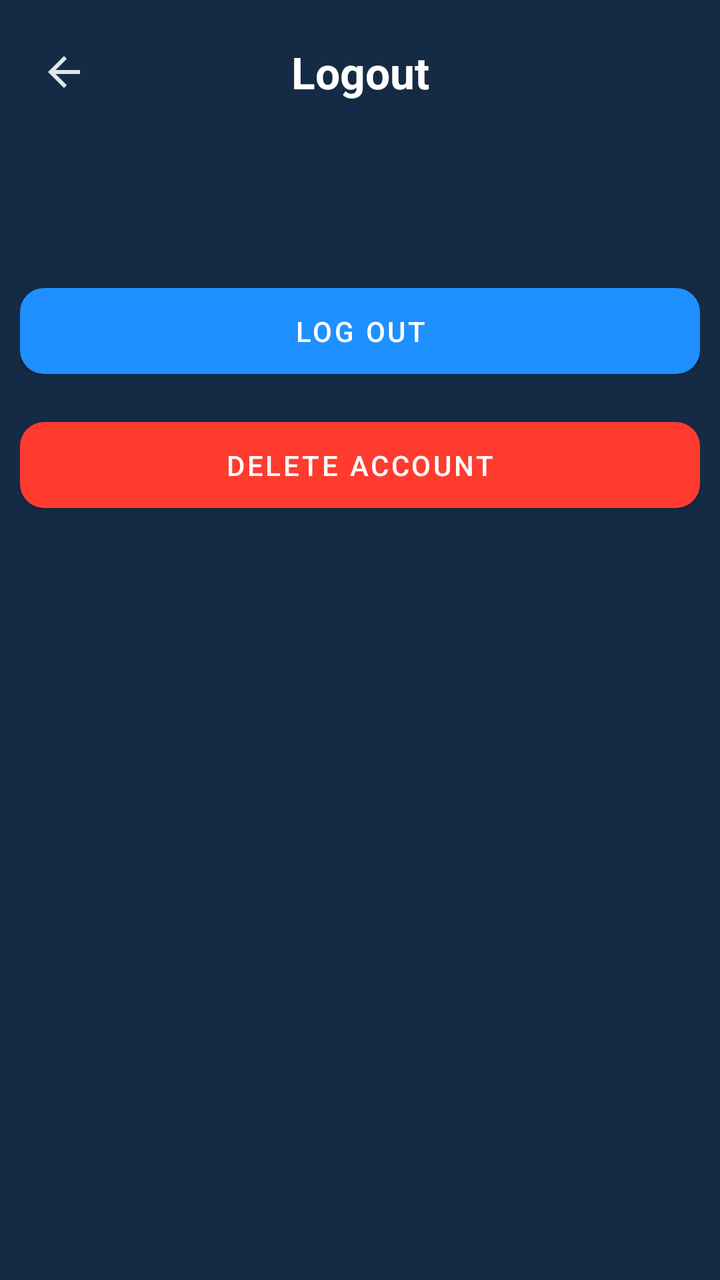
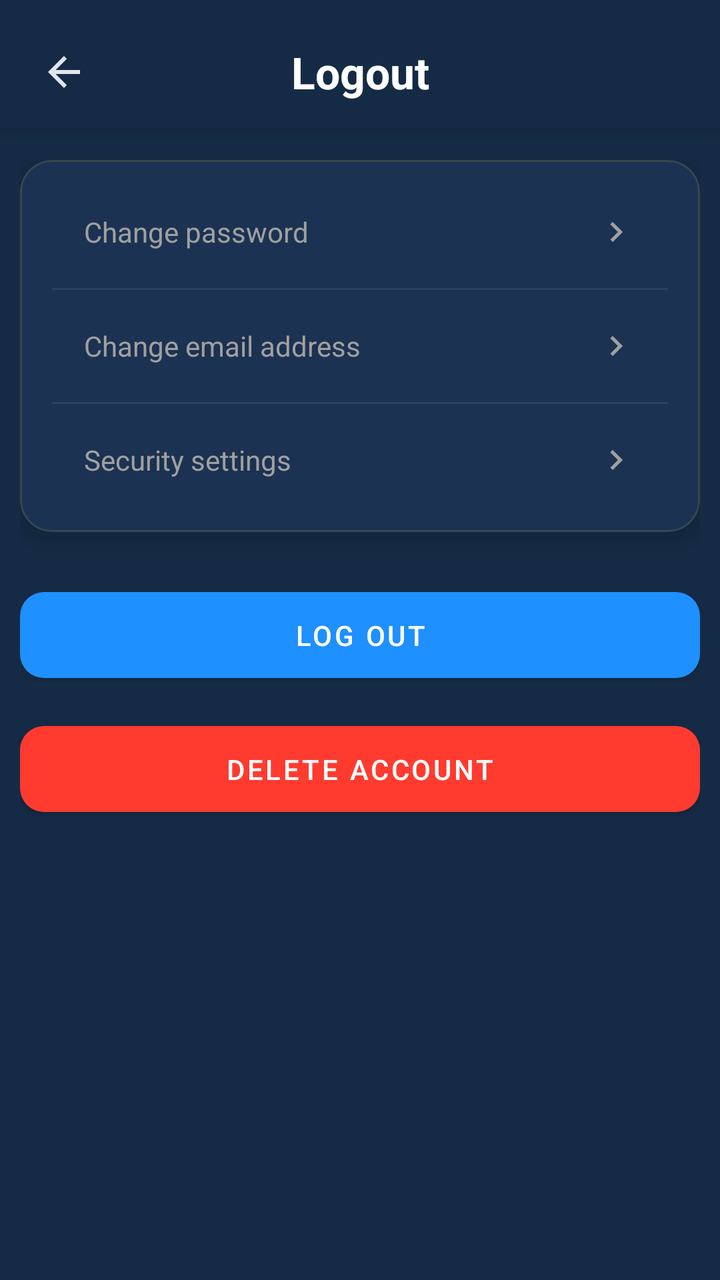

Before-and-after screenshots of an Android layout around one commit, followed by the original layout XML and the change that was made.
<!-- AndroidManifest.xml: application theme AppTheme -->
<!-- res/layout/fragment_logout.xml -->
<?xml version="1.0" encoding="utf-8"?>
<androidx.constraintlayout.widget.ConstraintLayout 
    xmlns:android="http://schemas.android.com/apk/res/android"
    xmlns:app="http://schemas.android.com/apk/res-auto"
    xmlns:tools="http://schemas.android.com/tools"
    android:layout_width="match_parent"
    android:layout_height="match_parent"
    android:background="@color/background_color"
    tools:context=".ui.tabs.settings.logout.LogoutFragment">

    
    <androidx.constraintlayout.widget.ConstraintLayout
        android:id="@+id/headerContainer"
        android:layout_width="match_parent"
        android:layout_height="wrap_content"
        android:paddingHorizontal="16dp"
        android:paddingTop="20dp"
        android:paddingBottom="12dp"
        android:background="@color/background_color"
        android:elevation="8dp"
        app:layout_constraintTop_toTopOf="parent">

        
        <ImageView
            android:id="@+id/btnBack"
            android:layout_width="32dp"
            android:layout_height="32dp"
            android:src="@drawable/ic_back"
            android:scaleType="center"
            app:tint="?attr/colorOnSurface"
            android:clickable="true"
            android:focusable="true"
            android:contentDescription="@string/logout_back_button_desc"
            app:layout_constraintStart_toStartOf="parent"
            app:layout_constraintTop_toTopOf="parent"
            app:layout_constraintBottom_toBottomOf="parent" />

        
        <TextView
            android:id="@+id/tvTitle"
            style="@style/TextAppearance.Aqua.EditProfileTitle"
            android:layout_width="wrap_content"
            android:layout_height="wrap_content"
            android:text="@string/logout_title"
            android:importantForAccessibility="yes"
            app:layout_constraintTop_toTopOf="parent"
            app:layout_constraintBottom_toBottomOf="parent"
            app:layout_constraintStart_toStartOf="parent"
            app:layout_constraintEnd_toEndOf="parent" />
    </androidx.constraintlayout.widget.ConstraintLayout>

    
<ScrollView
    android:id="@+id/scrollContent"
    android:layout_width="0dp"
    android:layout_height="0dp"
    android:fillViewport="true"
    app:layout_constraintTop_toBottomOf="@id/headerContainer"
    app:layout_constraintBottom_toBottomOf="parent"
    app:layout_constraintStart_toStartOf="parent"
    app:layout_constraintEnd_toEndOf="parent">

    <LinearLayout
        android:id="@+id/contentRoot"
        android:layout_width="match_parent"
        android:layout_height="wrap_content"
        android:orientation="vertical"
        android:paddingTop="16dp"
        android:paddingBottom="16dp"
        android:paddingStart="10dp"
        android:paddingEnd="10dp">

        
        <com.google.android.material.card.MaterialCardView
            android:id="@+id/cardAccountActions"
            android:layout_width="match_parent"
            android:layout_height="wrap_content"
            style="@style/Widget.Aqua.CardStyles">

            
            ...
        </com.google.android.material.card.MaterialCardView>

        
        <View
            android:layout_width="match_parent"
            android:layout_height="24dp" />

        
        <com.google.android.material.button.MaterialButton
            android:id="@+id/btnLogout"
            style="@style/Widget.MaterialComponents.Button"
            android:layout_width="match_parent"
            android:layout_height="wrap_content"
            android:paddingVertical="12dp"
            android:text="@string/account_settings_logout"
            android:contentDescription="@string/account_settings_logout_desc"
            android:textColor="#FFFFFF"
            app:backgroundTint="#1E90FF"
            app:cornerRadius="12dp" />

        
        <com.google.android.material.button.MaterialButton
            android:id="@+id/btnDeleteAccount"
            style="@style/Widget.MaterialComponents.Button"
            android:layout_width="match_parent"
            android:layout_height="wrap_content"
            android:layout_marginTop="12dp"
            android:paddingVertical="12dp"
            android:text="@string/account_settings_delete_account"
            android:contentDescription="@string/account_settings_delete_account_desc"
            android:textColor="#FFFFFF"
            app:backgroundTint="#FF3B30"
            app:cornerRadius="12dp" />

    </LinearLayout>
</ScrollView>

</androidx.constraintlayout.widget.ConstraintLayout>
<!-- resources referenced by this layout -->
<resources>
  <color name="background_color">#152B45</color>
  <!-- drawable ic_back (drawable) -->
  <?xml version="1.0" encoding="utf-8"?>
  <vector xmlns:android="http://schemas.android.com/apk/res/android"
      android:width="24dp"
      android:height="24dp"
      android:viewportWidth="24"
      android:viewportHeight="24">
  
      <path
          android:fillColor="@android:color/white"
          android:pathData="M20,11H7.83L13.42,5.41L12,4l-8,8 8,8 1.41,-1.41L7.83,13H20v-2z" />
  </vector>
  <string name="account_settings_delete_account">Delete account</string>
  <string name="account_settings_delete_account_desc">
          Permanently delete your account and all related data
      </string>
  <string name="account_settings_logout">Log out</string>
  <string name="account_settings_logout_desc">
          Sign out of your AquaLight account
      </string>
  <string name="logout_back_button_desc">Go back from logout screen</string>
  <string name="logout_title">Logout</string>
  <style name="TextAppearance.Aqua.EditProfileTitle" parent="TextAppearance.Material3.TitleLarge">
      <item name="android:textColor">@android:color/white</item>
      <item name="android:textStyle">bold</item>
  </style>
  <style name="Widget.Aqua.CardStyles" parent="Widget.MaterialComponents.CardView">
          <item name="cardBackgroundColor">@color/settings_card_background</item>
          <item name="cardCornerRadius">16dp</item>
          <item name="cardElevation">8dp</item>
          <item name="cardUseCompatPadding">true</item>
      </style>
  <color name="settings_card_background">#1C3252</color>
  <color name="md_theme_light_primary">#2196F3</color>
  <color name="md_theme_light_onPrimary">#FFFFFF</color>
  <color name="md_theme_light_secondary">#4A6363</color>
  <color name="md_theme_light_onSecondary">#FFFFFF</color>
  <color name="md_theme_light_background">#152B45</color>
  <color name="md_theme_light_surface">#152B45</color>
  <color name="md_theme_light_onSurface">#E0E6ED</color>
  <color name="md_theme_light_surfaceVariant">#233042</color>
  <color name="md_theme_light_onSurfaceVariant">#5C6B75</color>
  <color name="md_theme_light_outline">#455A64</color>
  <color name="md_theme_light_outlineVariant">#37474F</color>
  <color name="md_theme_light_error">#D32F2F</color>
  <color name="md_theme_light_onError">#FFFFFF</color>
  <!-- unchanged entries left out for length: 1 -->
</resources>

<!-- the commit's change to res/layout/fragment_logout.xml (unified diff, before → after) -->
@@ -11,14 +11,16 @@
     
     <androidx.constraintlayout.widget.ConstraintLayout
         android:id="@+id/headerContainer"
-        android:layout_width="match_parent"
+        android:layout_width="0dp"
         android:layout_height="wrap_content"
         android:paddingHorizontal="16dp"
         android:paddingTop="20dp"
         android:paddingBottom="12dp"
         android:background="@color/background_color"
         android:elevation="8dp"
-        app:layout_constraintTop_toTopOf="parent">
+        app:layout_constraintTop_toTopOf="parent"
+        app:layout_constraintStart_toStartOf="parent"
+        app:layout_constraintEnd_toEndOf="parent">
 
         
         <ImageView
@@ -50,70 +52,175 @@
     </androidx.constraintlayout.widget.ConstraintLayout>
 
     
-<ScrollView
-    android:id="@+id/scrollContent"
-    android:layout_width="0dp"
-    android:layout_height="0dp"
-    android:fillViewport="true"
-    app:layout_constraintTop_toBottomOf="@id/headerContainer"
-    app:layout_constraintBottom_toBottomOf="parent"
-    app:layout_constraintStart_toStartOf="parent"
-    app:layout_constraintEnd_toEndOf="parent">
-
-    <LinearLayout
-        android:id="@+id/contentRoot"
-        android:layout_width="match_parent"
-        android:layout_height="wrap_content"
-        android:orientation="vertical"
-        android:paddingTop="16dp"
-        android:paddingBottom="16dp"
-        android:paddingStart="10dp"
-        android:paddingEnd="10dp">
-
-        
-        <com.google.android.material.card.MaterialCardView
-            android:id="@+id/cardAccountActions"
+    <ScrollView
+        android:id="@+id/scrollContent"
+        android:layout_width="0dp"
+        android:layout_height="0dp"
+        android:fillViewport="true"
+        android:clipToPadding="false"
+        app:layout_constraintTop_toBottomOf="@id/headerContainer"
+        app:layout_constraintBottom_toBottomOf="parent"
+        app:layout_constraintStart_toStartOf="parent"
+        app:layout_constraintEnd_toEndOf="parent">
+
+        <LinearLayout
+            android:id="@+id/contentRoot"
             android:layout_width="match_parent"
             android:layout_height="wrap_content"
-            style="@style/Widget.Aqua.CardStyles">
-
-            
-            ...
-        </com.google.android.material.card.MaterialCardView>
-
-        
-        <View
-            android:layout_width="match_parent"
-            android:layout_height="24dp" />
-
-        
-        <com.google.android.material.button.MaterialButton
-            android:id="@+id/btnLogout"
-            style="@style/Widget.MaterialComponents.Button"
-            android:layout_width="match_parent"
-            android:layout_height="wrap_content"
-            android:paddingVertical="12dp"
-            android:text="@string/account_settings_logout"
-            android:contentDescription="@string/account_settings_logout_desc"
-            android:textColor="#FFFFFF"
-            app:backgroundTint="#1E90FF"
-            app:cornerRadius="12dp" />
-
-        
-        <com.google.android.material.button.MaterialButton
-            android:id="@+id/btnDeleteAccount"
-            style="@style/Widget.MaterialComponents.Button"
-            android:layout_width="match_parent"
-            android:layout_height="wrap_content"
-            android:layout_marginTop="12dp"
-            android:paddingVertical="12dp"
-            android:text="@string/account_settings_delete_account"
-            android:contentDescription="@string/account_settings_delete_account_desc"
-            android:textColor="#FFFFFF"
-            app:backgroundTint="#FF3B30"
-            app:cornerRadius="12dp" />
-
-    </LinearLayout>
-</ScrollView>
+            android:orientation="vertical"
+            android:paddingTop="16dp"
+            android:paddingBottom="16dp"
+            android:paddingStart="10dp"
+            android:paddingEnd="10dp">
+
+            
+            <com.google.android.material.card.MaterialCardView
+                android:id="@+id/cardAccountActions"
+                android:layout_width="match_parent"
+                android:layout_height="wrap_content"
+                style="@style/Widget.Aqua.CardStyles">
+
+                <LinearLayout
+                    android:layout_width="match_parent"
+                    android:layout_height="wrap_content"
+                    android:orientation="vertical"
+                    android:paddingHorizontal="16dp"
+                    android:paddingVertical="8dp">
+
+                    
+                    <LinearLayout
+                        android:id="@+id/rowChangePassword"
+                        android:layout_width="match_parent"
+                        android:layout_height="56dp"
+                        android:paddingHorizontal="16dp"
+                        android:gravity="center_vertical"
+                        android:clickable="true"
+                        android:focusable="true"
+                        android:foreground="?attr/selectableItemBackground"
+                        android:background="@android:color/transparent"
+                        android:contentDescription="@string/account_settings_change_password_desc">
+
+                        <TextView
+                            android:layout_width="0dp"
+                            android:layout_height="wrap_content"
+                            android:layout_weight="1"
+                            android:text="@string/account_settings_change_password"
+                            android:textColor="@color/settings_text_secondary"
+                            android:textSize="14sp"/>
+
+                        <ImageView
+                            android:layout_width="20dp"
+                            android:layout_height="20dp"
+                            android:src="@drawable/ic_arrow_right"
+                            app:tint="@color/settings_text_secondary"
+                            android:contentDescription="@string/settings_arrow_desc"/>
+                    </LinearLayout>
+
+                    <View
+                        android:layout_width="match_parent"
+                        android:layout_height="1dp"
+                        android:background="@color/settings_divider"/>
+
+                    
+                    <LinearLayout
+                        android:id="@+id/rowChangeEmail"
+                        android:layout_width="match_parent"
+                        android:layout_height="56dp"
+                        android:paddingHorizontal="16dp"
+                        android:gravity="center_vertical"
+                        android:clickable="true"
+                        android:focusable="true"
+                        android:foreground="?attr/selectableItemBackground"
+                        android:background="@android:color/transparent"
+                        android:contentDescription="@string/account_settings_change_email_desc">
+
+                        <TextView
+                            android:layout_width="0dp"
+                            android:layout_height="wrap_content"
+                            android:layout_weight="1"
+                            android:text="@string/account_settings_change_email"
+                            android:textColor="@color/settings_text_secondary"
+                            android:textSize="14sp"/>
+
+                        <ImageView
+                            android:layout_width="20dp"
+                            android:layout_height="20dp"
+                            android:src="@drawable/ic_arrow_right"
+                            app:tint="@color/settings_text_secondary"
+                            android:contentDescription="@string/settings_arrow_desc"/>
+                    </LinearLayout>
+
+                    <View
+                        android:layout_width="match_parent"
+                        android:layout_height="1dp"
+                        android:background="@color/settings_divider"/>
+
+                    
+                    <LinearLayout
+                        android:id="@+id/rowSecuritySettings"
+                        android:layout_width="match_parent"
+                        android:layout_height="56dp"
+                        android:paddingHorizontal="16dp"
+                        android:gravity="center_vertical"
+                        android:clickable="true"
+                        android:focusable="true"
+                        android:foreground="?attr/selectableItemBackground"
+                        android:background="@android:color/transparent"
+                        android:contentDescription="@string/account_settings_security_settings_desc">
+
+                        <TextView
+                            android:layout_width="0dp"
+                            android:layout_height="wrap_content"
+                            android:layout_weight="1"
+                            android:text="@string/account_settings_security_settings"
+                            android:textColor="@color/settings_text_secondary"
+                            android:textSize="14sp"/>
+
+                        <ImageView
+                            android:layout_width="20dp"
+                            android:layout_height="20dp"
+                            android:src="@drawable/ic_arrow_right"
+                            app:tint="@color/settings_text_secondary"
+                            android:contentDescription="@string/settings_arrow_desc"/>
+                    </LinearLayout>
+
+                </LinearLayout>
+            </com.google.android.material.card.MaterialCardView>
+
+            
+            <View
+                android:layout_width="match_parent"
+                android:layout_height="24dp" />
+
+            
+            <com.google.android.material.button.MaterialButton
+                android:id="@+id/btnLogout"
+                style="@style/Widget.MaterialComponents.Button"
+                android:layout_width="match_parent"
+                android:layout_height="wrap_content"
+                android:layout_marginTop="0dp"
+                android:paddingVertical="12dp"
+                android:text="@string/account_settings_logout"
+                android:contentDescription="@string/account_settings_logout_desc"
+                android:textColor="#FFFFFF"
+                app:backgroundTint="#1E90FF"
+                app:cornerRadius="12dp"/>
+
+            
+            <com.google.android.material.button.MaterialButton
+                android:id="@+id/btnDeleteAccount"
+                style="@style/Widget.MaterialComponents.Button"
+                android:layout_width="match_parent"
+                android:layout_height="wrap_content"
+                android:layout_marginTop="12dp"
+                android:paddingVertical="12dp"
+                android:text="@string/account_settings_delete_account"
+                android:contentDescription="@string/account_settings_delete_account_desc"
+                android:textColor="#FFFFFF"
+                app:backgroundTint="#FF3B30"
+                app:cornerRadius="12dp"/>
+
+        </LinearLayout>
+    </ScrollView>
 
 </androidx.constraintlayout.widget.ConstraintLayout>
<!-- resource entries referenced after the edit -->
@@ -1,6 +1,19 @@
 <!-- resources referenced by this layout -->
 <resources>
   <color name="background_color">#152B45</color>
+  <color name="settings_divider">#2D3F66</color>
+  <color name="settings_text_secondary">#A0A0A0</color>
+  <!-- drawable ic_arrow_right (drawable) -->
+  <vector xmlns:android="http://schemas.android.com/apk/res/android"
+      android:width="24dp"
+      android:height="24dp"
+      android:viewportWidth="24"
+      android:viewportHeight="24">
+  
+      <path
+          android:fillColor="#A0A0A0"
+          android:pathData="M8.59,16.59L13.17,12L8.59,7.41L10,6L16,12L10,18L8.59,16.59Z"/>
+  </vector>
   <!-- drawable ic_back (drawable) -->
   <?xml version="1.0" encoding="utf-8"?>
   <vector xmlns:android="http://schemas.android.com/apk/res/android"
@@ -13,6 +26,14 @@
           android:fillColor="@android:color/white"
           android:pathData="M20,11H7.83L13.42,5.41L12,4l-8,8 8,8 1.41,-1.41L7.83,13H20v-2z" />
   </vector>
+  <string name="account_settings_change_email">Change email address</string>
+  <string name="account_settings_change_email_desc">
+          Open screen to change your email address
+      </string>
+  <string name="account_settings_change_password">Change password</string>
+  <string name="account_settings_change_password_desc">
+          Open screen to change your account password
+      </string>
   <string name="account_settings_delete_account">Delete account</string>
   <string name="account_settings_delete_account_desc">
           Permanently delete your account and all related data
@@ -21,18 +42,23 @@
   <string name="account_settings_logout_desc">
           Sign out of your AquaLight account
       </string>
+  <string name="account_settings_security_settings">Security settings</string>
+  <string name="account_settings_security_settings_desc">
+          Manage security options for your account
+      </string>
   <string name="logout_back_button_desc">Go back from logout screen</string>
   <string name="logout_title">Logout</string>
+  <string name="settings_arrow_desc">Go to details</string>
   <style name="TextAppearance.Aqua.EditProfileTitle" parent="TextAppearance.Material3.TitleLarge">
       <item name="android:textColor">@android:color/white</item>
       <item name="android:textStyle">bold</item>
   </style>
   <style name="Widget.Aqua.CardStyles" parent="Widget.MaterialComponents.CardView">
-          <item name="cardBackgroundColor">@color/settings_card_background</item>
-          <item name="cardCornerRadius">16dp</item>
-          <item name="cardElevation">8dp</item>
-          <item name="cardUseCompatPadding">true</item>
-      </style>
+      <item name="cardBackgroundColor">@color/settings_card_background</item>
+      <item name="cardCornerRadius">16dp</item>
+      <item name="cardElevation">8dp</item>
+      <item name="cardUseCompatPadding">false</item>
+  </style>
   <color name="settings_card_background">#1C3252</color>
   <color name="md_theme_light_primary">#2196F3</color>
   <color name="md_theme_light_onPrimary">#FFFFFF</color>
